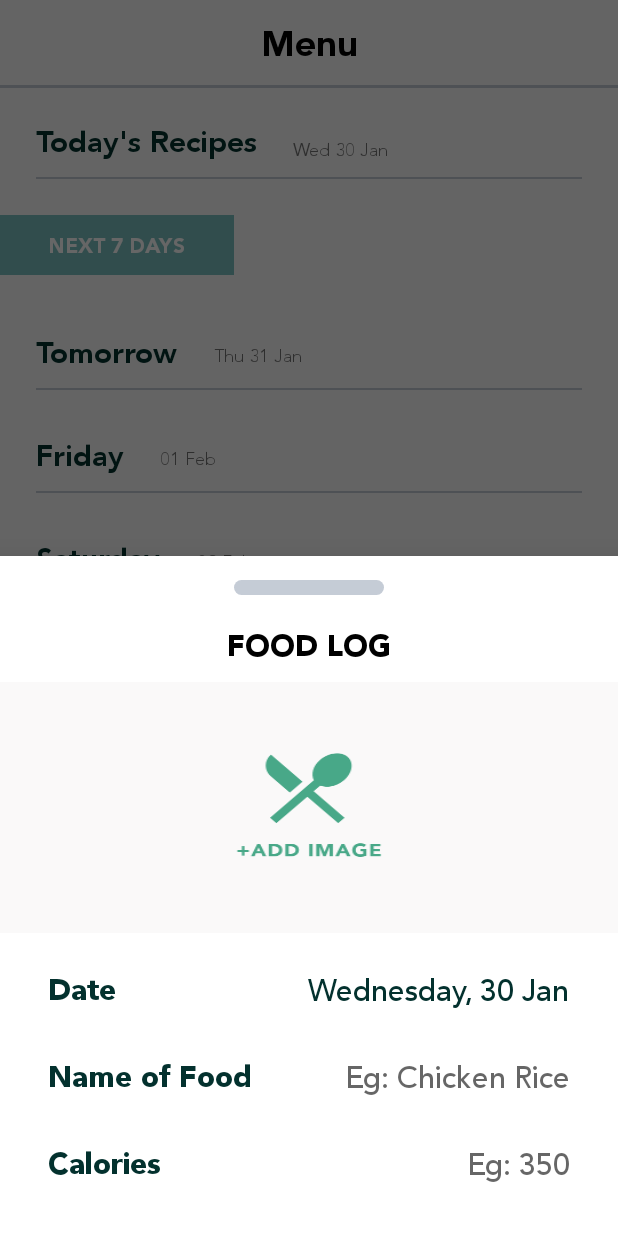
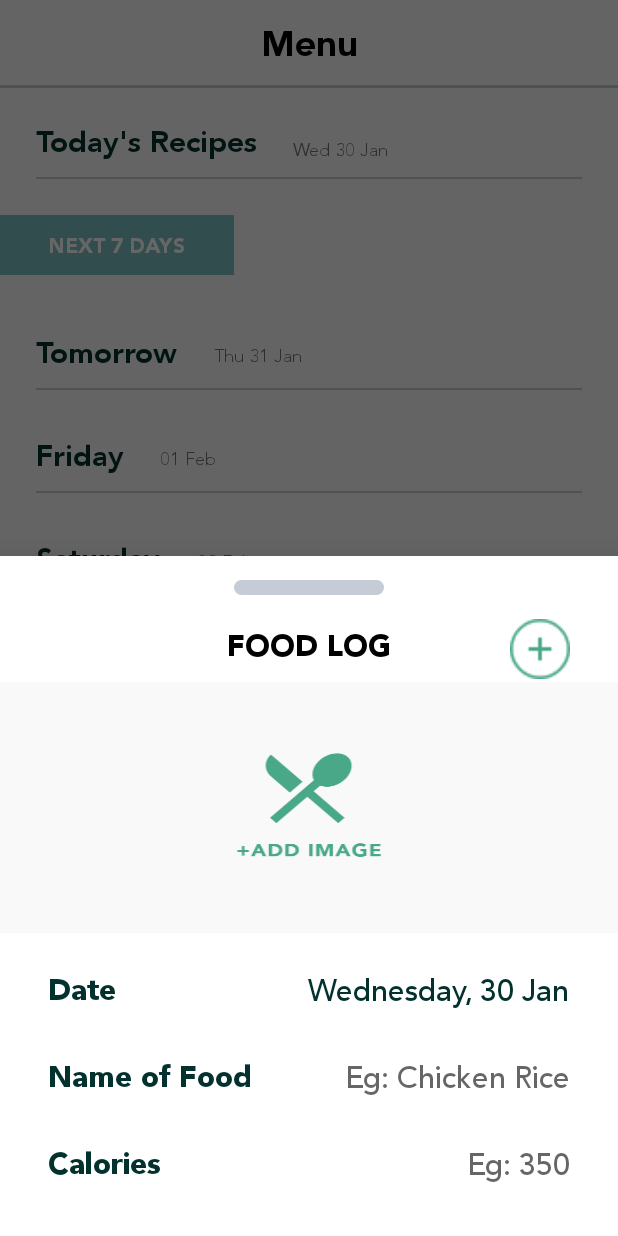
Before and after one commit to gastronomecc/gastronome-app, an Android app: the fragment BottomSheetFoodLogFragment placed in its activity, on a phone screen of 412 x 824 dp. Run offline under Robolectric (Android 15) with nearby library versions, the phone set to English and light mode, and no system bars; our stand-ins replace Firebase (no records; nobody signed in at launch, a user with empty details on screens opened directly), Picasso.

Commit message:
Done Food and Drink Log

```diff
--- a/app/src/main/java/com/kevintoh0305gmail/gastronome/BottomSheetFoodLogFragment.java
+++ b/app/src/main/java/com/kevintoh0305gmail/gastronome/BottomSheetFoodLogFragment.java
@@ -1,5 +1,6 @@
 package com.kevintoh0305gmail.gastronome;
 
+import android.Manifest;
 import android.content.Intent;
 import android.graphics.Bitmap;
 import android.graphics.BitmapFactory;
@@ -8,6 +9,7 @@ import android.os.Bundle;
 import android.support.annotation.NonNull;
 import android.support.annotation.Nullable;
 import android.support.design.widget.BottomSheetDialogFragment;
+import android.support.v4.app.ActivityCompat;
 import android.view.LayoutInflater;
 import android.view.View;
 import android.view.ViewGroup;
@@ -15,6 +17,9 @@ import android.widget.EditText;
 import android.widget.ImageButton;
 import android.widget.TextView;
 import android.widget.Toast;
+
+import com.google.firebase.auth.FirebaseAuth;
+import com.google.firebase.database.FirebaseDatabase;
 
 import java.io.FileNotFoundException;
 import java.io.InputStream;
@@ -32,7 +37,12 @@ public class BottomSheetFoodLogFragment extends BottomSheetDialogFragment {
     TextView tvDate;
     Calendar calendar;
     Date currentDay;
-    ImageButton btnAddImage2;
+    ImageButton btnAddImage, btnAddFoodLog;
+    FirebaseDatabase database;
+    FirebaseAuth firebaseAuth;
+
+
+    final int REQUEST_CODE_GALLERY = 999;
 
     public BottomSheetFoodLogFragment() {
         // Required empty public constructor
@@ -57,12 +67,48 @@ public class BottomSheetFoodLogFragment extends BottomSheetDialogFragment {
         txtFoodName = view.findViewById(R.id.etLogFoodName);
         txtCalories = view.findViewById(R.id.etLogFoodCalories);
         tvDate = view.findViewById(R.id.tvBottomSheetDate);
-        btnAddImage2 = view.findViewById(R.id.btnAddImage2);
+        btnAddImage = view.findViewById(R.id.btnAddImage);
+        btnAddFoodLog = view.findViewById(R.id.btnAddFoodlog);
         calendar = Calendar.getInstance();
         currentDay = calendar.getTime();
+        database = FirebaseDatabase.getInstance();
+        firebaseAuth = FirebaseAuth.getInstance();
         DateFormat dayFormat = new SimpleDateFormat("EEEE");
         DateFormat dateFormat = new SimpleDateFormat("dd MMM");
         tvDate.setText(dayFormat.format(currentDay)+", "+dateFormat.format(currentDay));
+        btnAddImage.setOnClickListener(new View.OnClickListener() {
+            @Override
+            public void onClick(View v) {
+                ActivityCompat.requestPermissions(getActivity(),
+                        new String[]{Manifest.permission.READ_EXTERNAL_STORAGE},
+                        REQUEST_CODE_GALLERY
+                );
+                Intent intent = new Intent(Intent.ACTION_PICK);
+                intent.setType("image/*");
+                startActivityForResult(intent, REQUEST_CODE_GALLERY);
+            }
+        });
+
+        btnAddFoodLog.setOnClickListener(new View.OnClickListener() {
+            @Override
+            public void onClick(View v) {
+                String foodname = txtFoodName.getText().toString();
+                String calories = txtCalories.getText().toString();
+                if (foodname.isEmpty()) { //Check whether the email textbox is empty
+                    txtFoodName.setError("Username is required");
+                    txtFoodName.requestFocus();
+                    return; //Do not allow user to authenticate
+                }
+
+                if (calories.isEmpty()) { //Check whether the password text is empty
+                    txtCalories.setError("Password is required");
+                    txtCalories.requestFocus();
+                    return; //Do not allow user to authenticate
+                }
+                database.getReference("UserFoodLog").child(firebaseAuth.getCurrentUser().getUid()).child(foodname).setValue(new FoodLog(foodname,Integer.parseInt(calories)));
+                dismiss();
+            }
+        });
     }
 
     @Override
@@ -72,7 +118,7 @@ public class BottomSheetFoodLogFragment extends BottomSheetDialogFragment {
                 Uri uri = data.getData();
                 InputStream inputStream = getContext().getContentResolver().openInputStream(uri);
                 Bitmap bitmap = BitmapFactory.decodeStream(inputStream);
-                btnAddImage2.setImageBitmap(bitmap);
+                btnAddImage.setImageBitmap(bitmap);
             } catch (FileNotFoundException e) {
                 e.printStackTrace();
                 Toast.makeText(getContext(), "File not found.",Toast.LENGTH_LONG).show();
--- a/app/src/main/java/com/kevintoh0305gmail/gastronome/MenuFragment.java
+++ b/app/src/main/java/com/kevintoh0305gmail/gastronome/MenuFragment.java
@@ -36,14 +36,14 @@ public class MenuFragment extends Fragment {
     TextView tvTodayDate, tvTomorrowDate,tvDay3Date, tvDay3Day, tvDay4Date, tvDay4Day, tvDay5Date, tvDay5Day, tvDay6Date, tvDay6Day, tvDay7Date, tvDay7Day, tvDay8Date, tvDay8Day;
     Button btnAddFoodLog, btnAddDrinkLog;
     ArrayList<Recipe> recipes = new ArrayList<>();
-//    ArrayList<Recipe> todayRecipes = new ArrayList<>();
-//    ArrayList<Recipe> tmrRecipes = new ArrayList<>();
-//    ArrayList<Recipe> day3Recipes = new ArrayList<>();
-//    ArrayList<Recipe> day4Recipes = new ArrayList<>();
-//    ArrayList<Recipe> day5Recipes = new ArrayList<>();
-//    ArrayList<Recipe> day6Recipes = new ArrayList<>();
-//    ArrayList<Recipe> day7Recipes = new ArrayList<>();
-//    ArrayList<Recipe> day8Recipes = new ArrayList<>();
+    ArrayList<Recipe> todayRecipes = new ArrayList<>();
+    ArrayList<Recipe> tmrRecipes = new ArrayList<>();
+    ArrayList<Recipe> day3Recipes = new ArrayList<>();
+    ArrayList<Recipe> day4Recipes = new ArrayList<>();
+    ArrayList<Recipe> day5Recipes = new ArrayList<>();
+    ArrayList<Recipe> day6Recipes = new ArrayList<>();
+    ArrayList<Recipe> day7Recipes = new ArrayList<>();
+    ArrayList<Recipe> day8Recipes = new ArrayList<>();
     FirebaseAuth mAuth;
     Calendar cal;
     double totalCal;
--- a/app/src/main/res/layout/bottom_sheet_foodlog.xml
+++ b/app/src/main/res/layout/bottom_sheet_foodlog.xml
@@ -114,7 +114,7 @@
         android:ems="10"
         android:fontFamily="@font/avenir_medium"
         android:hint="Eg: 350"
-        android:inputType="textPersonName"
+        android:inputType="number"
         android:textAlignment="textEnd"
         android:textSize="20sp"
         app:layout_constraintBottom_toBottomOf="@+id/textView33"
@@ -122,4 +122,15 @@
         app:layout_constraintStart_toStartOf="@+id/etLogFoodName"
         app:layout_constraintTop_toTopOf="@+id/textView33" />
 
+    <ImageButton
+        android:id="@+id/btnAddFoodlog"
+        android:layout_width="40dp"
+        android:layout_height="40dp"
+        android:layout_marginEnd="32dp"
+        android:background="@android:color/transparent"
+        android:scaleType="fitXY"
+        app:layout_constraintEnd_toEndOf="parent"
+        app:layout_constraintTop_toTopOf="@+id/tvBottomSheetTitle"
+        app:srcCompat="@drawable/add_recipe_btn" />
+
 </android.support.constraint.ConstraintLayout>
--- a/app/src/main/res/layout/fragment_feed.xml
+++ b/app/src/main/res/layout/fragment_feed.xml
@@ -4,6 +4,7 @@
     android:layout_width="match_parent"
     android:layout_height="match_parent"
     xmlns:app="http://schemas.android.com/apk/res-auto">
+
     <android.support.constraint.ConstraintLayout
         android:id="@+id/constraintLayout"
         android:layout_width="match_parent"
@@ -36,6 +37,7 @@
             app:layout_constraintEnd_toEndOf="parent"
             app:layout_constraintTop_toTopOf="@+id/tvHomeTitle"
             app:srcCompat="@drawable/search_icon" />
+
     </android.support.constraint.ConstraintLayout>
     <View
         android:id="@+id/viewLine"
```
Also changed, not shown: app/src/main/java/com/kevintoh0305gmail/gastronome/BottomSheetDrinkLogFragment.java (+30 -1 lines), app/src/main/java/com/kevintoh0305gmail/gastronome/DrinkLog.java (added, +33 -0 lines), app/src/main/java/com/kevintoh0305gmail/gastronome/FoodLog.java (added, +34 -0 lines), app/src/main/res/layout/bottom_sheet_drinklog.xml (+13 -2 lines).
